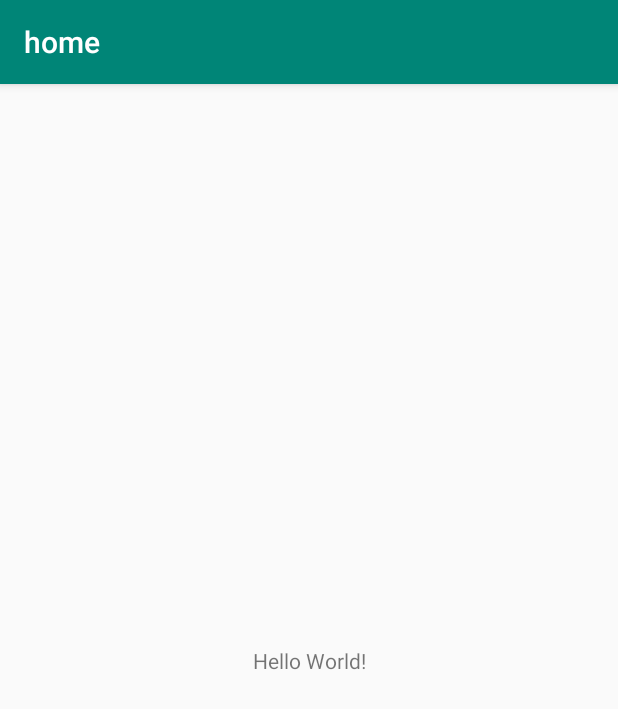
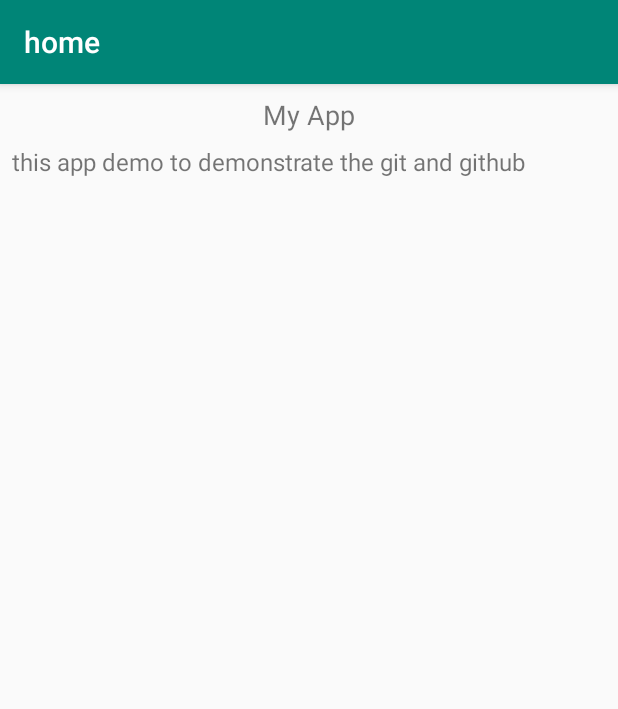
Before and after one commit to bobykumar7210/Git-and-Github, an Android app: the screen it shows after launch (MainActivity), on a phone screen of 412 x 824 dp. Shown: the top 709 px of the screen. Run offline under Robolectric (Android 15) with nearby library versions, the phone set to English and light mode, and no system bars.

Commit message:
Adding main layout

```diff
--- a/app/src/main/res/layout/activity_main.xml
+++ b/app/src/main/res/layout/activity_main.xml
@@ -1,18 +1,26 @@
 <?xml version="1.0" encoding="utf-8"?>
-<androidx.constraintlayout.widget.ConstraintLayout xmlns:android="http://schemas.android.com/apk/res/android"
+<LinearLayout xmlns:android="http://schemas.android.com/apk/res/android"
     xmlns:app="http://schemas.android.com/apk/res-auto"
     xmlns:tools="http://schemas.android.com/tools"
     android:layout_width="match_parent"
     android:layout_height="match_parent"
+    android:orientation="vertical"
     tools:context=".MainActivity">
 
-    <TextView
-        android:layout_width="wrap_content"
-        android:layout_height="wrap_content"
-        android:text="Hello World!"
-        app:layout_constraintBottom_toBottomOf="parent"
-        app:layout_constraintLeft_toLeftOf="parent"
-        app:layout_constraintRight_toRightOf="parent"
-        app:layout_constraintTop_toTopOf="parent" />
+        <TextView
+            android:layout_marginTop="8dp"
+            android:layout_width="match_parent"
+            android:layout_height="wrap_content"
+            android:text="@string/app_name"
+            android:textSize="18dp"
+            android:gravity="center"/>
 
-</androidx.constraintlayout.widget.ConstraintLayout>
+        <TextView
+            android:layout_width="match_parent"
+            android:layout_height="wrap_content"
+            android:layout_margin="8dp"
+            android:textSize="16dp"
+            android:text="this app demo to demonstrate the git and github"
+
+            />
+</LinearLayout>
```
Also changed, not shown: app/src/main/java/com/example/myapp/MainActivity.java (line endings or trailing spaces).
